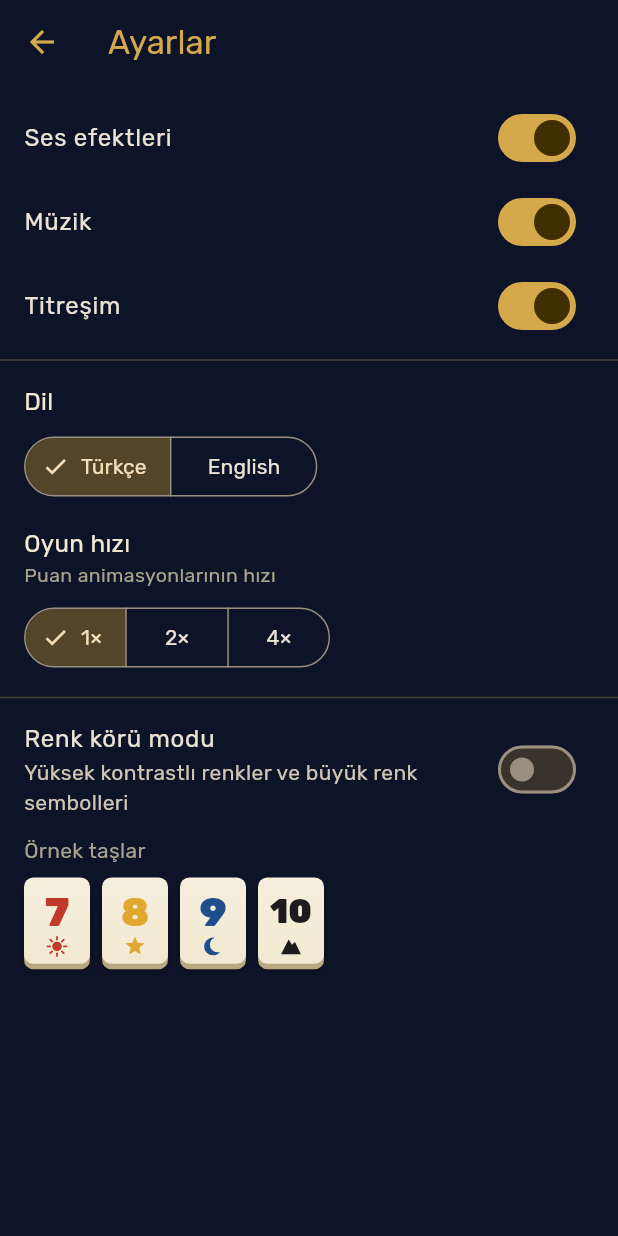
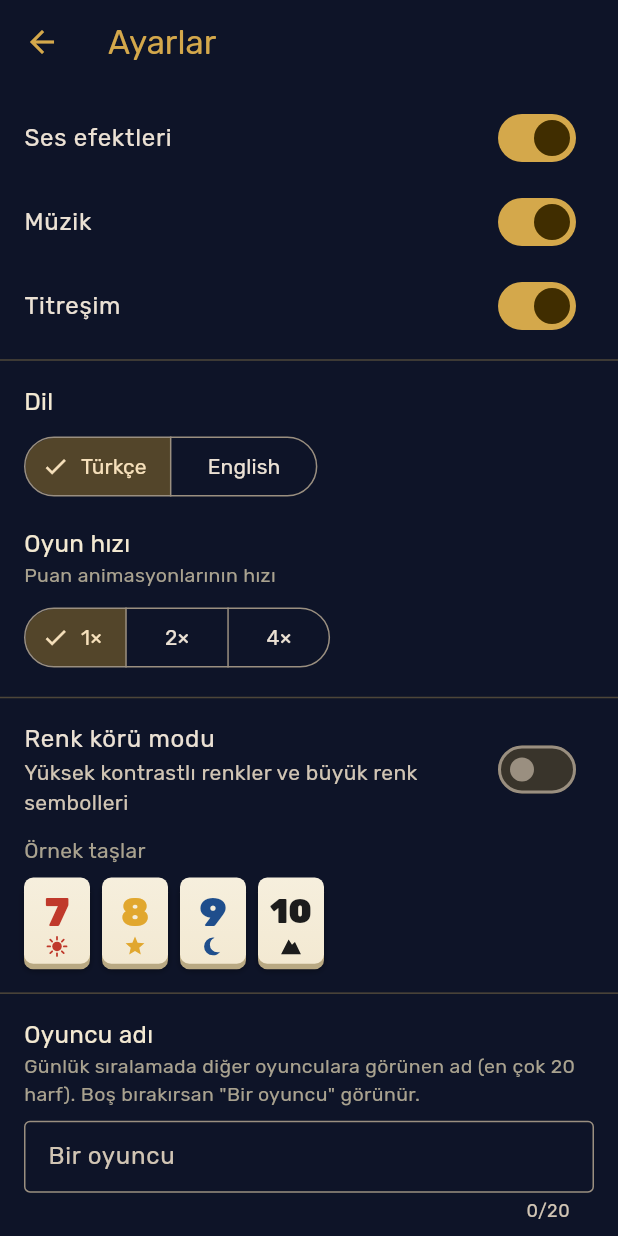
Before and after one commit to adiguzelata00/a, a Flutter app: the SettingsScreen screen opened directly, on a phone screen of 412 x 824 dp. Run offline on Flutter 3.47's test engine with Material 3 defaults, Android fonts, the phone set to English and light mode, and no system bars; our stand-ins replace audioplayers, flutter_riverpod, shared_preferences; missing offline and left inert: dart:js_interop; accounts and stored records are empty.

Commit message:
Add online daily leaderboard to the mobile app (Firebase REST)
Anonymous sign-in and Firestore rows per player per day, a player name
setting, security rules in firebase/firestore.rules and the INTERNET
permission for release builds. Off until a Firebase project is set in
OnlineConfig.

Co-Authored-By: Claude Opus 5.5 <noreply@anthropic.com>
Claude-Session: https://claude.ai/code/session_01KKnwMZFzGK1xPpcmstrFYc

```diff
--- a/lib/l10n/app_localizations.dart
+++ b/lib/l10n/app_localizations.dart
@@ -2123,7 +2123,7 @@ abstract class AppLocalizations {
   /// No description provided for @leaderboardUnavailable.
   ///
   /// In tr, this message translates to:
-  /// **'Sıralama bu sürümde yok. Paylaşılan tarayıcı sürümünde, sayfaya erişimi olan herkesle birlikte görünür.'**
+  /// **'Çevrimiçi sıralama bu sürümde kapalı.'**
   String get leaderboardUnavailable;
 
   /// No description provided for @leaderboardEmpty.
@@ -2173,6 +2173,24 @@ abstract class AppLocalizations {
   /// In tr, this message translates to:
   /// **'sürüyor'**
   String get leaderboardOngoing;
+
+  /// No description provided for @settingPlayerName.
+  ///
+  /// In tr, this message translates to:
+  /// **'Oyuncu adı'**
+  String get settingPlayerName;
+
+  /// No description provided for @settingPlayerNameDesc.
+  ///
+  /// In tr, this message translates to:
+  /// **'Günlük sıralamada diğer oyunculara görünen ad (en çok 20 harf). Boş bırakırsan \"Bir oyuncu\" görünür.'**
+  String get settingPlayerNameDesc;
+
+  /// No description provided for @leaderboardNameHint.
+  ///
+  /// In tr, this message translates to:
+  /// **'Sıralamada adının görünmesi için Ayarlar\'dan oyuncu adı belirle.'**
+  String get leaderboardNameHint;
 }
 
 class _AppLocalizationsDelegate
--- a/lib/l10n/app_localizations_tr.dart
+++ b/lib/l10n/app_localizations_tr.dart
@@ -1115,8 +1115,7 @@ class AppLocalizationsTr extends AppLocalizations {
   String get leaderboardTitle => 'Günün sıralaması';
 
   @override
-  String get leaderboardUnavailable =>
-      'Sıralama bu sürümde yok. Paylaşılan tarayıcı sürümünde, sayfaya erişimi olan herkesle birlikte görünür.';
+  String get leaderboardUnavailable => 'Çevrimiçi sıralama bu sürümde kapalı.';
 
   @override
   String get leaderboardEmpty => 'Bugün henüz sonuç yok. İlk sen ol!';
@@ -1145,4 +1144,15 @@ class AppLocalizationsTr extends AppLocalizations {
 
   @override
   String get leaderboardOngoing => 'sürüyor';
+
+  @override
+  String get settingPlayerName => 'Oyuncu adı';
+
+  @override
+  String get settingPlayerNameDesc =>
+      'Günlük sıralamada diğer oyunculara görünen ad (en çok 20 harf). Boş bırakırsan \"Bir oyuncu\" görünür.';
+
+  @override
+  String get leaderboardNameHint =>
+      'Sıralamada adının görünmesi için Ayarlar\'dan oyuncu adı belirle.';
 }
--- a/lib/l10n/app_tr.arb
+++ b/lib/l10n/app_tr.arb
@@ -604,7 +604,7 @@
   "dailyNoHistory": "Henüz günlük sonuç yok.",
   "dailyTag": "Günlük",
   "leaderboardTitle": "Günün sıralaması",
-  "leaderboardUnavailable": "Sıralama bu sürümde yok. Paylaşılan tarayıcı sürümünde, sayfaya erişimi olan herkesle birlikte görünür.",
+  "leaderboardUnavailable": "Çevrimiçi sıralama bu sürümde kapalı.",
   "leaderboardEmpty": "Bugün henüz sonuç yok. İlk sen ol!",
   "leaderboardError": "Sıralama şu an alınamadı.",
   "leaderboardRefresh": "Yenile",
@@ -632,5 +632,8 @@
       }
     }
   },
-  "leaderboardOngoing": "sürüyor"
+  "leaderboardOngoing": "sürüyor",
+  "settingPlayerName": "Oyuncu adı",
+  "settingPlayerNameDesc": "Günlük sıralamada diğer oyunculara görünen ad (en çok 20 harf). Boş bırakırsan \"Bir oyuncu\" görünür.",
+  "leaderboardNameHint": "Sıralamada adının görünmesi için Ayarlar'dan oyuncu adı belirle."
 }
--- a/lib/services/leaderboard/leaderboard_web.dart
+++ b/lib/services/leaderboard/leaderboard_web.dart
@@ -1,6 +1,7 @@
 import 'dart:convert';
 import 'dart:js_interop';
 
+import 'package:flutter_riverpod/flutter_riverpod.dart';
 import 'package:tengri_taslari/core/core.dart';
 
 import 'leaderboard_service.dart';
@@ -16,7 +17,8 @@ extension type _Bridge(JSObject _) implements JSObject {
   external JSPromise<JSAny?> top(JSString date);
 }
 
-LeaderboardService createPlatformLeaderboard() => WebLeaderboardService();
+LeaderboardService createPlatformLeaderboard(Ref ref) =>
+    WebLeaderboardService();
 
 class WebLeaderboardService implements LeaderboardService {
   @override
--- a/lib/services/settings_service.dart
+++ b/lib/services/settings_service.dart
@@ -13,6 +13,7 @@ class Settings {
     this.languageCode = 'tr',
     this.gameSpeed = 1,
     this.colorBlind = false,
+    this.playerName = '',
   });
 
   final bool sound;
@@ -28,6 +29,9 @@ class Settings {
   /// High-contrast tile colors and bigger color symbols.
   final bool colorBlind;
 
+  /// Name shown on the online daily leaderboard ('' = anonymous).
+  final String playerName;
+
   static const speeds = [1, 2, 4];
   static const languages = ['tr', 'en'];
 
@@ -38,6 +42,7 @@ class Settings {
     String? languageCode,
     int? gameSpeed,
     bool? colorBlind,
+    String? playerName,
   }) => Settings(
     sound: sound ?? this.sound,
     music: music ?? this.music,
@@ -45,6 +50,7 @@ class Settings {
     languageCode: languageCode ?? this.languageCode,
     gameSpeed: gameSpeed ?? this.gameSpeed,
     colorBlind: colorBlind ?? this.colorBlind,
+    playerName: playerName ?? this.playerName,
   );
 
   Map<String, Object> toJson() => {
@@ -54,6 +60,7 @@ class Settings {
     'lang': languageCode,
     'speed': gameSpeed,
     'colorBlind': colorBlind,
+    'name': playerName,
   };
 
   factory Settings.fromJson(Map<String, dynamic> j) {
@@ -67,6 +74,7 @@ class Settings {
       languageCode: languages.contains(lang) ? lang! : d.languageCode,
       gameSpeed: speeds.contains(speed) ? speed! : d.gameSpeed,
       colorBlind: j['colorBlind'] as bool? ?? d.colorBlind,
+      playerName: j['name'] as String? ?? d.playerName,
     );
   }
 }
--- a/lib/ui/screens/settings_screen.dart
+++ b/lib/ui/screens/settings_screen.dart
@@ -1,13 +1,16 @@
 import 'package:flutter/material.dart';
+import 'package:flutter/services.dart';
 import 'package:flutter_riverpod/flutter_riverpod.dart';
 import 'package:tengri_taslari/core/core.dart';
+import 'package:tengri_taslari/services/leaderboard/firebase_leaderboard.dart';
 import 'package:tengri_taslari/services/settings_service.dart';
 
 import '../l10n_ext.dart';
 import '../theme/palette.dart';
 import '../widgets/tile_view.dart';
 
-/// "Ayarlar": sound, music, vibration, language, game speed, color-blind.
+/// "Ayarlar": sound, music, vibration, language, game speed, color-blind,
+/// leaderboard name.
 class SettingsScreen extends ConsumerWidget {
   const SettingsScreen({super.key});
 
@@ -81,7 +84,7 @@ class SettingsScreen extends ConsumerWidget {
             onChanged: (v) => c.update((s) => s.copyWith(colorBlind: v)),
           ),
           Padding(
-            padding: const EdgeInsets.fromLTRB(16, 4, 16, 24),
+            padding: const EdgeInsets.fromLTRB(16, 4, 16, 8),
             child: Column(
               crossAxisAlignment: CrossAxisAlignment.start,
               children: [
@@ -113,10 +116,63 @@ class SettingsScreen extends ConsumerWidget {
               ],
             ),
           ),
+          const Divider(),
+          _Choice(
+            title: l10n.settingPlayerName,
+            subtitle: l10n.settingPlayerNameDesc,
+            child: _NameField(
+              initial: s.playerName,
+              onChanged: (v) => c.update(
+                (s) => s.copyWith(
+                  playerName: FirebaseLeaderboardService.cleanName(v),
+                ),
+              ),
+            ),
+          ),
+          const SizedBox(height: 24),
         ],
       ),
     );
   }
+}
+
+class _NameField extends StatefulWidget {
+  const _NameField({required this.initial, required this.onChanged});
+
+  final String initial;
+  final ValueChanged<String> onChanged;
+
+  @override
+  State<_NameField> createState() => _NameFieldState();
+}
+
+class _NameFieldState extends State<_NameField> {
+  late final _controller = TextEditingController(text: widget.initial);
+
+  @override
+  void dispose() {
+    _controller.dispose();
+    super.dispose();
+  }
+
+  @override
+  Widget build(BuildContext context) => TextField(
+    key: const Key('setting-name'),
+    controller: _controller,
+    maxLength: FirebaseLeaderboardService.maxNameLength,
+    inputFormatters: [
+      LengthLimitingTextInputFormatter(
+        FirebaseLeaderboardService.maxNameLength,
+      ),
+    ],
+    textCapitalization: TextCapitalization.words,
+    decoration: InputDecoration(
+      hintText: context.l10n.leaderboardSomeone,
+      border: const OutlineInputBorder(),
+      isDense: true,
+    ),
+    onChanged: widget.onChanged,
+  );
 }
 
 class _Choice extends StatelessWidget {
--- a/pubspec.yaml
+++ b/pubspec.yaml
@@ -13,6 +13,7 @@ dependencies:
   flutter_localizations:
     sdk: flutter
   flutter_riverpod: ^3.5.0
+  http: ^1.6.0
   intl: any
   shared_preferences: ^2.5.6
 
```
Also changed, not shown: lib/data/online_config.dart (added, +23 -0 lines), lib/l10n/app_en.arb (+5 -2 lines), lib/l10n/app_localizations_en.dart (+12 -1 lines), lib/services/leaderboard/firebase_leaderboard.dart (added, +198 -0 lines), lib/services/leaderboard/leaderboard_platform.dart (+17 -3 lines), lib/services/leaderboard/leaderboard_service.dart (+3 -4 lines), lib/ui/screens/leaderboard_view.dart (+18 -2 lines), pubspec.lock, 5 other files.
